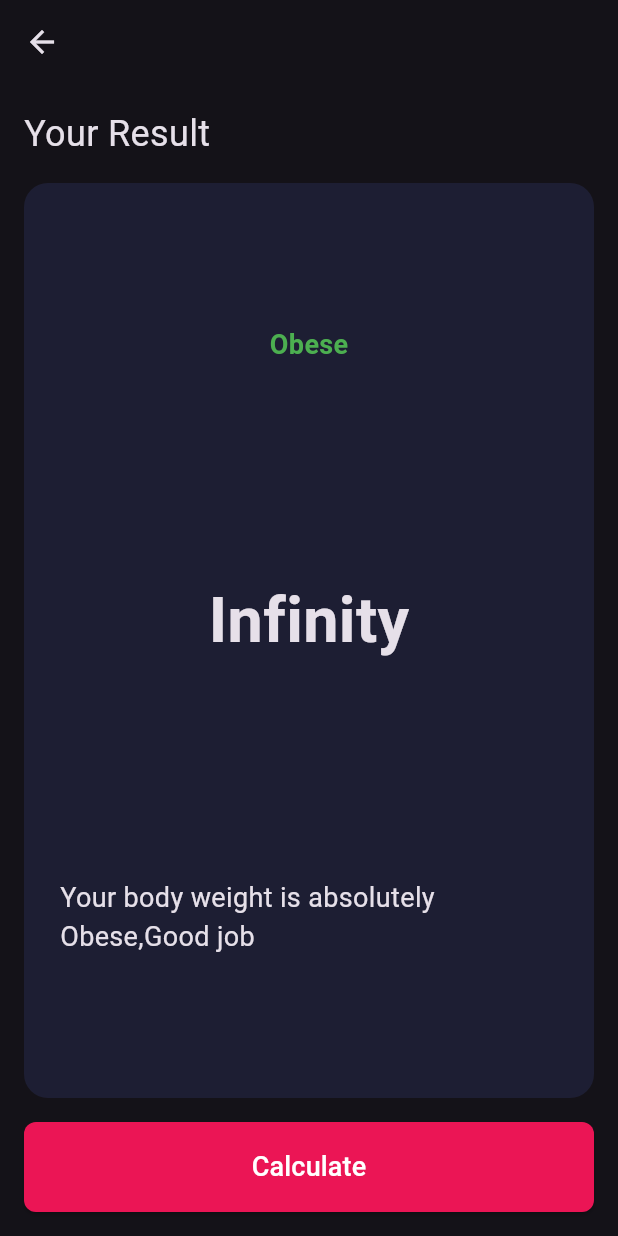
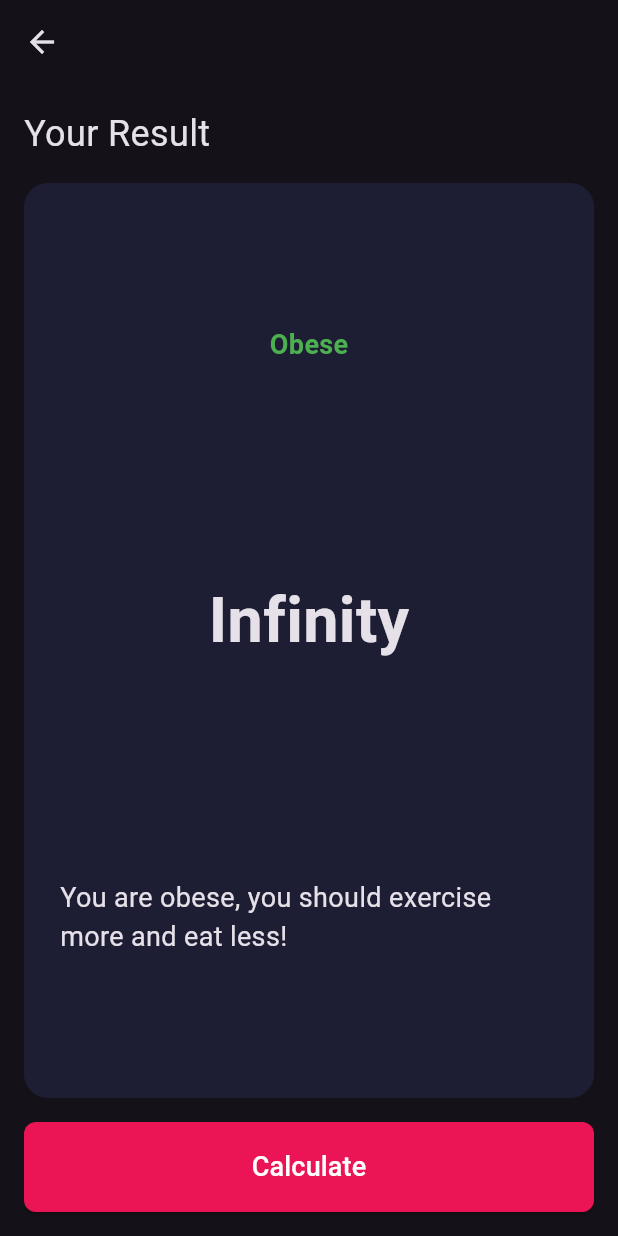
Before and after one commit to mohammed-mustafa1/BMI-GO, a Flutter app: the screen it shows after launch, after a tap on the "add" icon, after a tap on "Calculate", on a phone screen of 412 x 824 dp. Run offline on Flutter 3.47's test engine with Material 3 defaults, Android fonts, the phone set to English and light mode, and no system bars.

Commit message:
add get Bmi Description methode

```diff
--- a/lib/screens/result_screen/widgets/result_budy.dart
+++ b/lib/screens/result_screen/widgets/result_budy.dart
@@ -37,29 +37,27 @@ class ResultBody extends StatelessWidget {
                   ),
                   Text(
                     bmi.toStringAsFixed(2),
-                    style: TextStyle(fontSize: 42, fontWeight: FontWeight.bold),
+                    style: TextStyle(
+                      fontSize: 42,
+                      fontWeight: FontWeight.bold,
+                    ),
                   ),
-                  Text(
-                      'Your body weight is absolutely ${getBmiCategory(bmi)},Good job',
-                      style: TextStyle(fontSize: 18)),
+                  Text(getBmiDescription(bmi), style: TextStyle(fontSize: 18)),
                 ],
               ),
             ),
           ),
           SizedBox(height: 16),
           CustomButton(
-            onTap: () {},
+            onTap: () {
+              Navigator.pop(context);
+            },
           ),
         ],
       ),
     );
   }
 }
-
-// under weight <18.5
-// normal weight 18.5-24.9
-// overweight 25-29.9
-// obese >30
 
 String getBmiCategory(double bmi) {
   if (bmi < 18.5) {
@@ -72,3 +70,15 @@ String getBmiCategory(double bmi) {
     return 'Obese';
   }
 }
+
+String getBmiDescription(double bmi) {
+  if (bmi < 18.5) {
+    return 'You are underweight, you should eat more!';
+  } else if (bmi >= 18.5 && bmi <= 24.9) {
+    return 'You are normal, good job!';
+  } else if (bmi >= 25 && bmi <= 29.9) {
+    return 'You are overweight, you should exercise more!';
+  } else {
+    return 'You are obese, you should exercise more and eat less!';
+  }
+}
```
